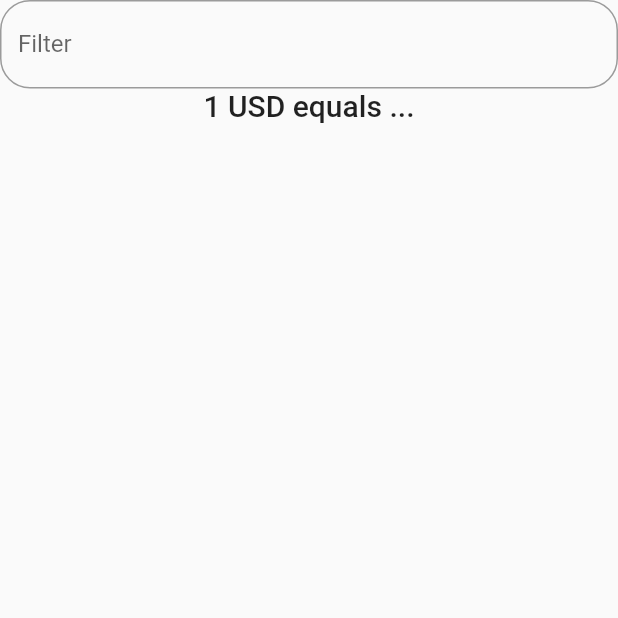
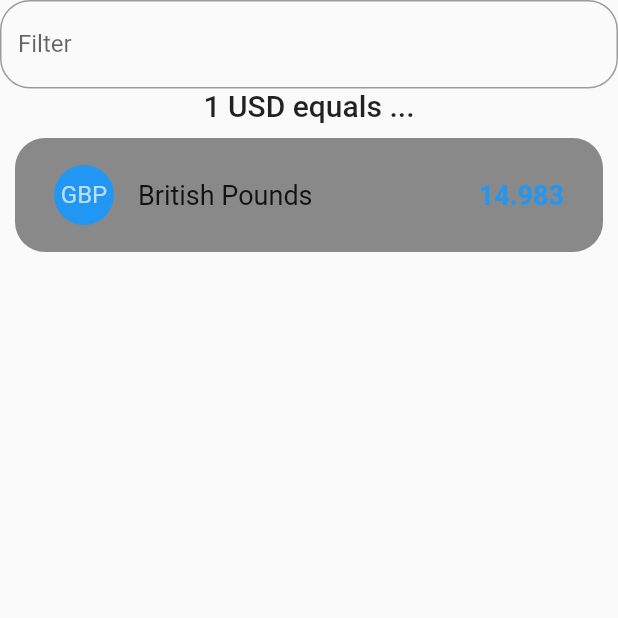
Before and after one commit to r100-stack/Flutter-Weekly-Series-5-Currency-Exchanger-App, a Flutter app: the screen it shows after launch, on a phone screen of 412 x 824 dp, the top half of it. Run offline on Flutter 3.47's test engine with Material 2 defaults, Android fonts, the phone set to English and light mode, and no system bars.

Commit message:
Added TODOs and solutions for Step 2

```diff
--- /dev/null
+++ b/lib/constants.dart
@@ -0,0 +1,2 @@
+const double kDefaultMargin = 20.0;
+const double kDefaultBorderRadius = 20.0;
--- a/lib/screens/home_screen.dart
+++ b/lib/screens/home_screen.dart
@@ -4,6 +4,12 @@ import 'package:currency_exchanger_5/models/currency.dart';
 import 'package:currency_exchanger_5/utils/filter_utils.dart';
 import 'package:currency_exchanger_5/widgets/currency_card.dart';
 import 'package:flutter/material.dart';
+
+// TODO (1): Create a file under lib called constants.dart
+
+// Within lib/constants.dart
+// TODO (2): Create constant for kDefaultMargin = 20.0
+// TODO (3): Create constant for kDefaultBorderRadius = 20.0
 
 class HomeScreen extends StatefulWidget {
   @override
@@ -46,11 +52,11 @@ class _HomeScreenState extends State<HomeScreen> {
               child: ListView.builder(
                   itemBuilder: (context, index) {
 
-                    // TODO (1): Return CurrencyCard()
+                    // TODO (4): Return CurrencyCard()
 
-                    return null;
+                    return CurrencyCard();
                   },
-                  itemCount: 0),
+                  itemCount: 1),
             ),
           ],
         ),
--- a/lib/widgets/currency_card.dart
+++ b/lib/widgets/currency_card.dart
@@ -1,3 +1,4 @@
+import 'package:currency_exchanger_5/constants.dart';
 import 'package:currency_exchanger_5/models/currency.dart';
 import 'package:flutter/material.dart';
 
@@ -9,6 +10,71 @@ class CurrencyCard extends StatelessWidget {
   @override
   Widget build(BuildContext context) {
     return Container(
+      margin: const EdgeInsets.symmetric(
+          vertical: kDefaultMargin / 2, horizontal: kDefaultMargin / 2),
+      padding: const EdgeInsets.symmetric(
+          horizontal: kDefaultMargin / 2, vertical: kDefaultMargin / 2),
+      decoration: BoxDecoration(
+          color: Colors.black45,
+          borderRadius: BorderRadius.circular(kDefaultBorderRadius)),
+
+      // TODO (5): Container.child = ListTile
+      // TODO (6): ListTile.leading = CircleAvatar
+      // TODO (7): CircleAvatar.child = Text(GBP)
+      // TODO (8): CircleAvatar.backgroundColor = Theme.of(context).accentColor
+      // leading: CircleAvatar(
+      //   child: Text(
+      //     quote.key.substring(3, 6),
+      //   ),
+      //   backgroundColor: Theme.of(context).accentColor,
+      // ),
+
+      // TODO (9): ListTile.title = Text(British Pounds)
+      // TODO (10): Text.style.fontSize = 18.0
+      // title: Text(
+      //   Currency.currencyList[quote.key.substring(3, 6)],
+      //   style: TextStyle(fontSize: 18.0),
+      // ),
+
+      // TODO (11): ListTile.trailing = Text(14.983)
+      // TODO (12): Text.style = accentColor, w600, 18.0
+      // trailing: Text(
+      //   quote.value.toStringAsFixed(3),
+      //   style: TextStyle(
+      //     color: Theme.of(context).accentColor,
+      //     fontWeight: FontWeight.w600,
+      //     fontSize: 18.0),
+      //   ),
+      // ),
+
+      // TODO (13): Add margin to container
+      // margin: const EdgeInsets.symmetric(
+      //   vertical: kDefaultMargin / 2, horizontal: kDefaultMargin / 2),
+      // padding: const EdgeInsets.symmetric(
+      //   horizontal: kDefaultMargin / 2, vertical: kDefaultMargin / 2),
+      // decoration: BoxDecoration(
+      //   color: Colors.black45,
+      //   borderRadius: BorderRadius.circular(kDefaultBorderRadius)),
+
+      child: ListTile(
+        leading: CircleAvatar(
+          child: Text(
+            'GBP',
+          ),
+          backgroundColor: Theme.of(context).accentColor,
+        ),
+        title: Text(
+          'British Pounds',
+          style: TextStyle(fontSize: 18.0),
+        ),
+        trailing: Text(
+          '14.983',
+          style: TextStyle(
+              color: Theme.of(context).accentColor,
+              fontWeight: FontWeight.w600,
+              fontSize: 18.0),
+        ),
+      ),
 
     );
   }
```
